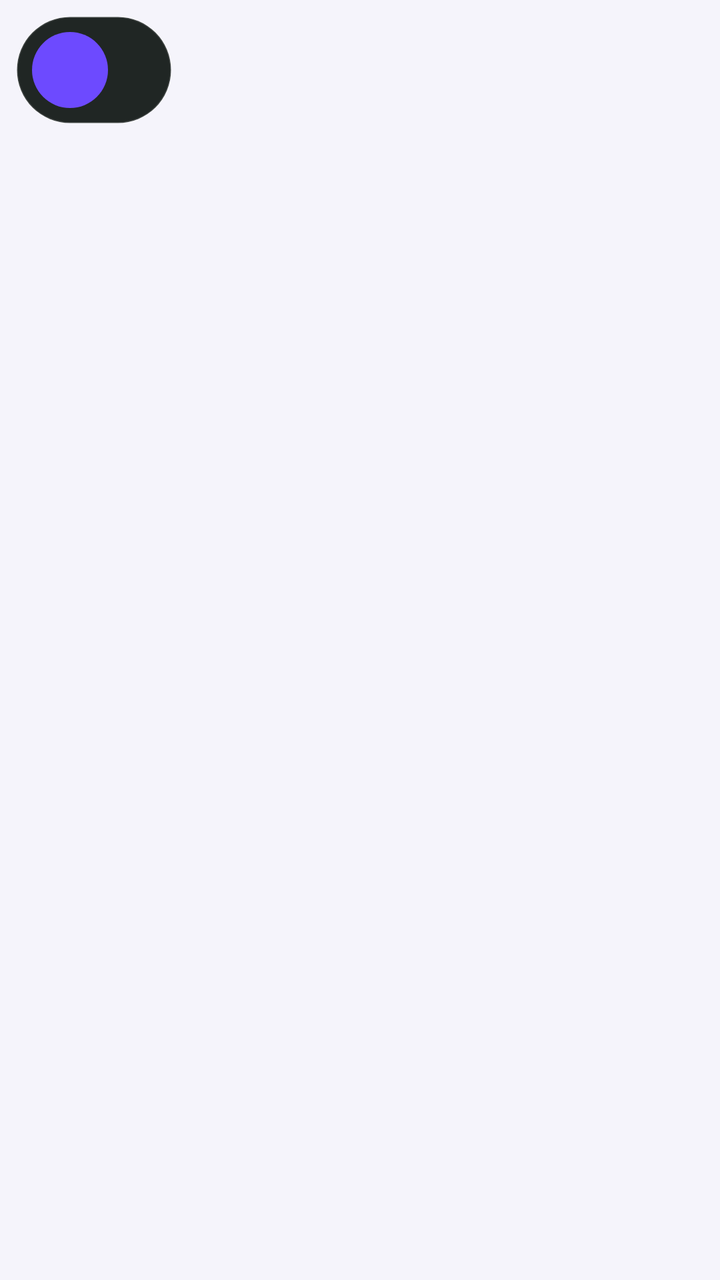
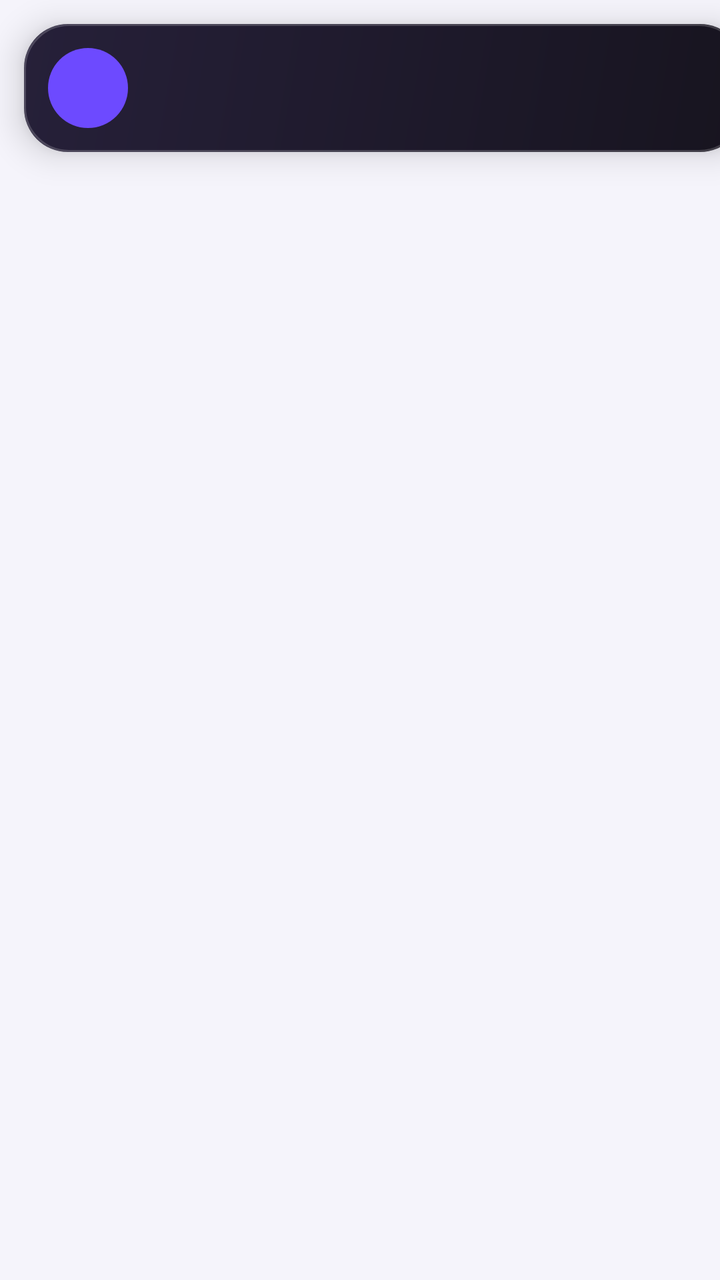

Before-and-after screenshots of an Android layout around one commit, followed by the original layout XML and the change that was made.
<!-- AndroidManifest.xml: application theme Theme.WebtoonTracker -->
<!-- res/layout/overlay_banner.xml -->
<?xml version="1.0" encoding="utf-8"?>
<FrameLayout xmlns:android="http://schemas.android.com/apk/res/android"
    android:layout_width="wrap_content"
    android:layout_height="wrap_content"
    android:padding="8dp">

    <LinearLayout
        android:id="@+id/banner"
        android:layout_width="wrap_content"
        android:layout_height="wrap_content"
        android:background="@drawable/bg_banner"
        android:elevation="6dp"
        android:gravity="center_vertical"
        android:orientation="horizontal"
        android:paddingStart="8dp"
        android:paddingTop="8dp"
        android:paddingEnd="20dp"
        android:paddingBottom="8dp">

        <FrameLayout
            android:id="@+id/iconBg"
            android:layout_width="38dp"
            android:layout_height="38dp"
            android:background="@drawable/bg_circle">

            <ImageView
                android:id="@+id/icon"
                android:layout_width="22dp"
                android:layout_height="22dp"
                android:layout_gravity="center"
                android:contentDescription="@null" />
        </FrameLayout>

        <LinearLayout
            android:layout_width="wrap_content"
            android:layout_height="wrap_content"
            android:layout_marginStart="12dp"
            android:orientation="vertical">

            <TextView
                android:id="@+id/bTitle"
                android:layout_width="wrap_content"
                android:layout_height="wrap_content"
                android:maxWidth="260dp"
                android:maxLines="1"
                android:ellipsize="end"
                android:textColor="#FFFFFF"
                android:textSize="14sp"
                android:textStyle="bold" />

            <TextView
                android:id="@+id/bSubtitle"
                android:layout_width="wrap_content"
                android:layout_height="wrap_content"
                android:maxWidth="260dp"
                android:maxLines="1"
                android:ellipsize="end"
                android:textColor="#CCFFFFFF"
                android:textSize="12sp" />
        </LinearLayout>

        <TextView
            android:id="@+id/bAction"
            android:layout_width="wrap_content"
            android:layout_height="wrap_content"
            android:layout_marginStart="12dp"
            android:background="@drawable/bg_widget_pill"
            android:fontFamily="sans-serif-black"
            android:paddingStart="14dp"
            android:paddingTop="8dp"
            android:paddingEnd="14dp"
            android:paddingBottom="8dp"
            android:textColor="#1A1203"
            android:textSize="13sp"
            android:visibility="gone" />
    </LinearLayout>
</FrameLayout>
<!-- resources referenced by this layout -->
<resources>
  <!-- drawable bg_banner (drawable) -->
  <?xml version="1.0" encoding="utf-8"?>
  <shape xmlns:android="http://schemas.android.com/apk/res/android" android:shape="rectangle">
      <corners android:radius="999dp" />
      <solid android:color="#F2161C19" />
      <stroke android:width="1dp" android:color="#22FFFFFF" />
  </shape>
  <!-- drawable bg_circle (drawable) -->
  <?xml version="1.0" encoding="utf-8"?>
  <shape xmlns:android="http://schemas.android.com/apk/res/android" android:shape="oval">
      <solid android:color="#6D4AFF" />
  </shape>
  <!-- drawable bg_widget_pill (drawable) -->
  <?xml version="1.0" encoding="utf-8"?>
  <shape xmlns:android="http://schemas.android.com/apk/res/android" android:shape="rectangle">
      <corners android:radius="999dp" />
      <solid android:color="#FFFFC83D" />
  </shape>
  <style name="Theme.WebtoonTracker" parent="Theme.Material3.DayNight.NoActionBar">
          <item name="colorPrimary">@color/brand</item>
          <item name="colorOnPrimary">#FFFFFF</item>
          <item name="colorSecondary">@color/accent</item>
          <item name="android:colorBackground">@color/screen_bg</item>
          <item name="colorSurface">@color/card_bg</item>
          <item name="android:statusBarColor">@color/screen_bg</item>
          <item name="android:navigationBarColor">@color/screen_bg</item>
      </style>
  <color name="brand">#6D4AFF</color>
  <color name="accent">#FFB020</color>
  <color name="screen_bg">#F5F4FB</color>
  <color name="card_bg">#FFFFFF</color>
</resources>

<!-- the commit's change to res/layout/overlay_banner.xml (unified diff, before → after) -->
@@ -2,25 +2,27 @@
 <FrameLayout xmlns:android="http://schemas.android.com/apk/res/android"
     android:layout_width="wrap_content"
     android:layout_height="wrap_content"
-    android:padding="8dp">
+    android:clipToPadding="false"
+    android:padding="12dp">
 
     <LinearLayout
         android:id="@+id/banner"
-        android:layout_width="wrap_content"
+        android:layout_width="360dp"
         android:layout_height="wrap_content"
         android:background="@drawable/bg_banner"
-        android:elevation="6dp"
+        android:elevation="10dp"
         android:gravity="center_vertical"
+        android:minHeight="64dp"
         android:orientation="horizontal"
-        android:paddingStart="8dp"
-        android:paddingTop="8dp"
-        android:paddingEnd="20dp"
-        android:paddingBottom="8dp">
+        android:paddingStart="12dp"
+        android:paddingTop="10dp"
+        android:paddingEnd="12dp"
+        android:paddingBottom="10dp">
 
         <FrameLayout
             android:id="@+id/iconBg"
-            android:layout_width="38dp"
-            android:layout_height="38dp"
+            android:layout_width="40dp"
+            android:layout_height="40dp"
             android:background="@drawable/bg_circle">
 
             <ImageView
@@ -32,46 +34,50 @@
         </FrameLayout>
 
         <LinearLayout
-            android:layout_width="wrap_content"
+            android:layout_width="0dp"
             android:layout_height="wrap_content"
             android:layout_marginStart="12dp"
+            android:layout_weight="1"
             android:orientation="vertical">
 
             <TextView
                 android:id="@+id/bTitle"
-                android:layout_width="wrap_content"
+                android:layout_width="match_parent"
                 android:layout_height="wrap_content"
-                android:maxWidth="260dp"
+                android:ellipsize="end"
+                android:fontFamily="sans-serif"
                 android:maxLines="1"
-                android:ellipsize="end"
                 android:textColor="#FFFFFF"
-                android:textSize="14sp"
+                android:textSize="15sp"
                 android:textStyle="bold" />
 
             <TextView
                 android:id="@+id/bSubtitle"
-                android:layout_width="wrap_content"
+                android:layout_width="match_parent"
                 android:layout_height="wrap_content"
-                android:maxWidth="260dp"
+                android:layout_marginTop="1dp"
+                android:ellipsize="end"
                 android:maxLines="1"
-                android:ellipsize="end"
-                android:textColor="#CCFFFFFF"
-                android:textSize="12sp" />
+                android:textColor="#B3ABCB"
+                android:textSize="13sp" />
         </LinearLayout>
 
         <TextView
             android:id="@+id/bAction"
             android:layout_width="wrap_content"
-            android:layout_height="wrap_content"
-            android:layout_marginStart="12dp"
-            android:background="@drawable/bg_widget_pill"
-            android:fontFamily="sans-serif-black"
+            android:layout_height="36dp"
+            android:layout_marginStart="10dp"
+            android:background="@drawable/bg_banner_action"
+            android:ellipsize="none"
+            android:fontFamily="sans-serif"
+            android:gravity="center"
+            android:maxLines="1"
             android:paddingStart="14dp"
-            android:paddingTop="8dp"
             android:paddingEnd="14dp"
-            android:paddingBottom="8dp"
+            android:singleLine="true"
             android:textColor="#1A1203"
-            android:textSize="13sp"
+            android:textSize="13.5sp"
+            android:textStyle="bold"
             android:visibility="gone" />
     </LinearLayout>
 </FrameLayout>
<!-- resource entries referenced after the edit -->
@@ -2,21 +2,34 @@
 <resources>
   <!-- drawable bg_banner (drawable) -->
   <?xml version="1.0" encoding="utf-8"?>
-  <shape xmlns:android="http://schemas.android.com/apk/res/android" android:shape="rectangle">
-      <corners android:radius="999dp" />
-      <solid android:color="#F2161C19" />
-      <stroke android:width="1dp" android:color="#22FFFFFF" />
-  </shape>
+  <layer-list xmlns:android="http://schemas.android.com/apk/res/android">
+      <item>
+          <shape android:shape="rectangle">
+              <corners android:radius="22dp" />
+              <gradient android:angle="315" android:startColor="#FF262039" android:endColor="#FF17141F" />
+          </shape>
+      </item>
+      <item>
+          <shape android:shape="rectangle">
+              <corners android:radius="22dp" />
+              <stroke android:width="1dp" android:color="#2EFFFFFF" />
+          </shape>
+      </item>
+  </layer-list>
+  <!-- drawable bg_banner_action (drawable) -->
+  <?xml version="1.0" encoding="utf-8"?>
+  <ripple xmlns:android="http://schemas.android.com/apk/res/android" android:color="#33000000">
+      <item>
+          <shape android:shape="rectangle">
+              <corners android:radius="999dp" />
+              <solid android:color="#FFFFC83D" />
+          </shape>
+      </item>
+  </ripple>
   <!-- drawable bg_circle (drawable) -->
   <?xml version="1.0" encoding="utf-8"?>
   <shape xmlns:android="http://schemas.android.com/apk/res/android" android:shape="oval">
       <solid android:color="#6D4AFF" />
-  </shape>
-  <!-- drawable bg_widget_pill (drawable) -->
-  <?xml version="1.0" encoding="utf-8"?>
-  <shape xmlns:android="http://schemas.android.com/apk/res/android" android:shape="rectangle">
-      <corners android:radius="999dp" />
-      <solid android:color="#FFFFC83D" />
   </shape>
   <style name="Theme.WebtoonTracker" parent="Theme.Material3.DayNight.NoActionBar">
           <item name="colorPrimary">@color/brand</item>
